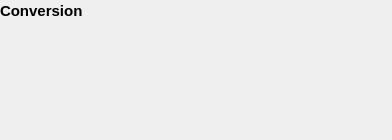
This is ui/designer/ui_conversion_widget.ui in herlegon/hconvert as Qt 5 draws it before an edit. The edited form follows.
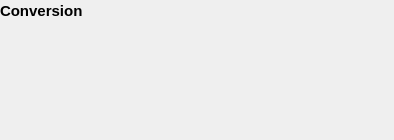
This is the edited form. Custom widgets are drawn as their Qt base class.

Commit message: nearly ok, but still out combobox not expanding

Diff of the .ui file:
```diff
--- a/ui/designer/ui_conversion_widget.ui
+++ b/ui/designer/ui_conversion_widget.ui
@@ -6,7 +6,7 @@
    <rect>
     <x>0</x>
     <y>0</y>
-    <width>392</width>
+    <width>394</width>
     <height>140</height>
    </rect>
   </property>
@@ -71,7 +71,7 @@
      </item>
     </layout>
    </item>
-   <item>
+   <item alignment="Qt::AlignmentFlag::AlignTop">
     <widget class="QFrame" name="frame_onnx">
      <property name="frameShape">
       <enum>QFrame::Shape::NoFrame</enum>
@@ -89,7 +89,7 @@
      </layout>
     </widget>
    </item>
-   <item>
+   <item alignment="Qt::AlignmentFlag::AlignTop">
     <widget class="QFrame" name="frame_tensorrt">
      <property name="frameShape">
       <enum>QFrame::Shape::NoFrame</enum>
```
Left out of the diff: 15 changed lines with no effect on the pictures. The commit also changes 7 other files.
